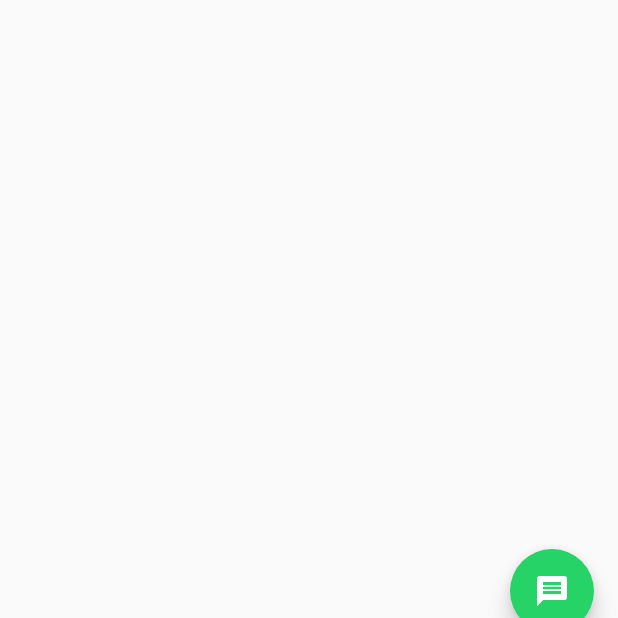
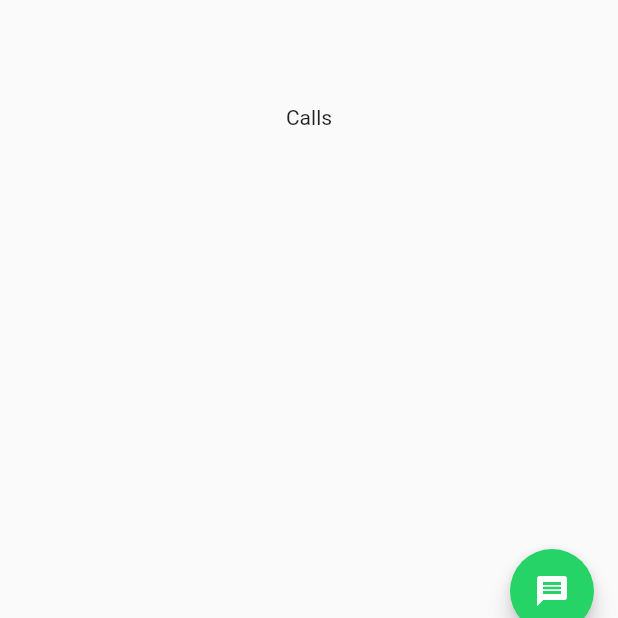
Before and after one commit to Tosin2289/whatsapp-clone, a Flutter app: the screen it shows once a user with an empty profile is signed in, tab 4 chosen, on a phone screen of 412 x 824 dp, the part 579-1197 px from its top. Run offline on Flutter 3.47's test engine with Material 2 defaults, Android fonts, the light colour scheme and no system bars; our stand-ins replace cloud_firestore, firebase_auth, firebase_core, flutter_riverpod; accounts and stored records are empty.

Commit message:
fifth commit

```diff
--- a/lib/screens/calls/calls_page.dart
+++ b/lib/screens/calls/calls_page.dart
@@ -5,6 +5,10 @@ class CallsPage extends StatelessWidget {
 
   @override
   Widget build(BuildContext context) {
-    return Container();
+    return const Scaffold(
+      body: Center(
+        child: Text("Calls"),
+      ),
+    );
   }
 }
--- a/lib/screens/camera/camera_page.dart
+++ b/lib/screens/camera/camera_page.dart
@@ -5,6 +5,10 @@ class CameraPage extends StatelessWidget {
 
   @override
   Widget build(BuildContext context) {
-    return Container();
+    return const Scaffold(
+      body: Center(
+        child: Text("Camera "),
+      ),
+    );
   }
 }
--- a/lib/screens/status/status_page.dart
+++ b/lib/screens/status/status_page.dart
@@ -5,6 +5,10 @@ class StatusPage extends StatelessWidget {
 
   @override
   Widget build(BuildContext context) {
-    return Container();
+    return const Scaffold(
+      body: Center(
+        child: Text("Status"),
+      ),
+    );
   }
 }
```
Also changed, not shown: lib/screens/home.dart (+0 -13 lines).
